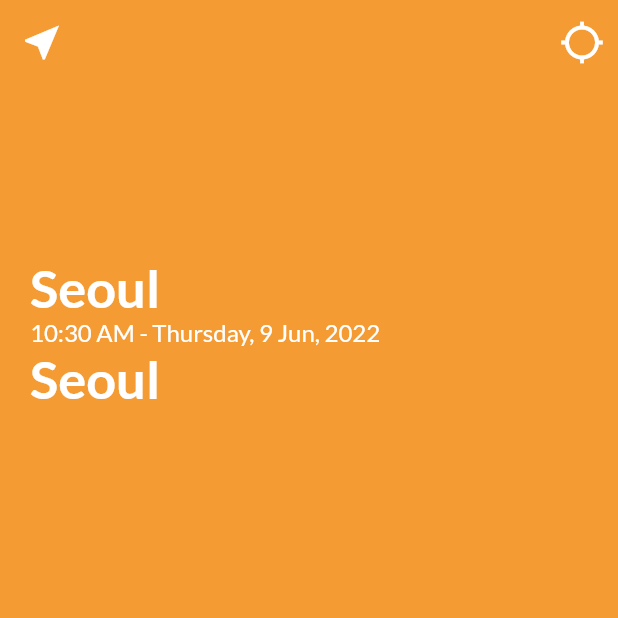
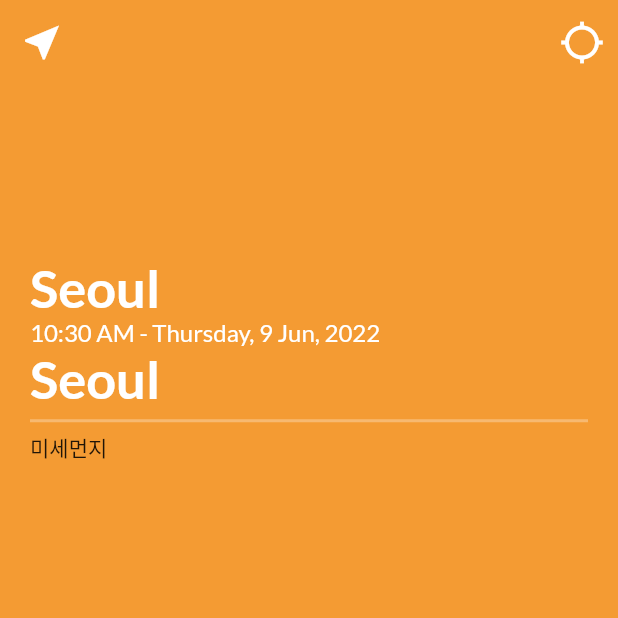
Before and after one commit to yeyoung8805/Flutter_weather_app, a Flutter app: the WeatherScreen screen opened directly, on a phone screen of 412 x 824 dp, the top half of it. Run offline on Flutter 3.47's test engine with Material 2 defaults, Android fonts, the phone set to English and light mode, and no system bars; our stand-ins replace flutter_svg, geolocator, google_fonts, timer_builder; network calls fail; statements that could not run were skipped.

Commit message:
add divider, and const keyword

```diff
--- a/lib/screens/weather_screen.dart
+++ b/lib/screens/weather_screen.dart
@@ -47,13 +47,13 @@ class _WeatherScreenState extends State<WeatherScreen> {
         backgroundColor: Colors.transparent,
         elevation: 0.0, // move transparent appbar to the top (not body)
         leading: IconButton(
-          icon: Icon(Icons.near_me),
+          icon: const Icon(Icons.near_me),
           onPressed: () {},
           iconSize: 30.0,
         ),
         actions: [
           IconButton(
-            icon: Icon(Icons.location_searching),
+            icon: const Icon(Icons.location_searching),
             onPressed: () {},
             iconSize: 30.0,
           )
@@ -72,12 +72,14 @@ class _WeatherScreenState extends State<WeatherScreen> {
             Container(
               padding: const EdgeInsets.all(20.0),
               child: Column(
+                children: [
+                  Column(
                     crossAxisAlignment: CrossAxisAlignment.start,
                     children: [
                       Column(
                         crossAxisAlignment: CrossAxisAlignment.start,
                         children: [
-                      SizedBox(
+                          const SizedBox(
                             height: 150.0,
                           ),
                           Text(
@@ -91,7 +93,7 @@ class _WeatherScreenState extends State<WeatherScreen> {
                           Row(
                             children: [
                               TimerBuilder.periodic(
-                            (Duration(minutes: 1)),
+                                (const Duration(minutes: 1)),
                                 builder: (context) {
                                   print('${getSystemTime()}');
                                   return Text(
@@ -135,6 +137,24 @@ class _WeatherScreenState extends State<WeatherScreen> {
                       ),
                     ],
                   ),
+                  Column(
+                    children: [
+                      const Divider(
+                        height: 15.0,
+                        thickness: 2.0,
+                        color: Colors.white30,
+                      ),
+                      Row(
+                        children: const [
+                          Text(
+                            '미세먼지',
+                          ),
+                        ],
+                      ),
+                    ],
+                  ),
+                ],
+              ),
             ),
           ],
         ),
```
Lines whose indentation alone changed are shown as unchanged.
